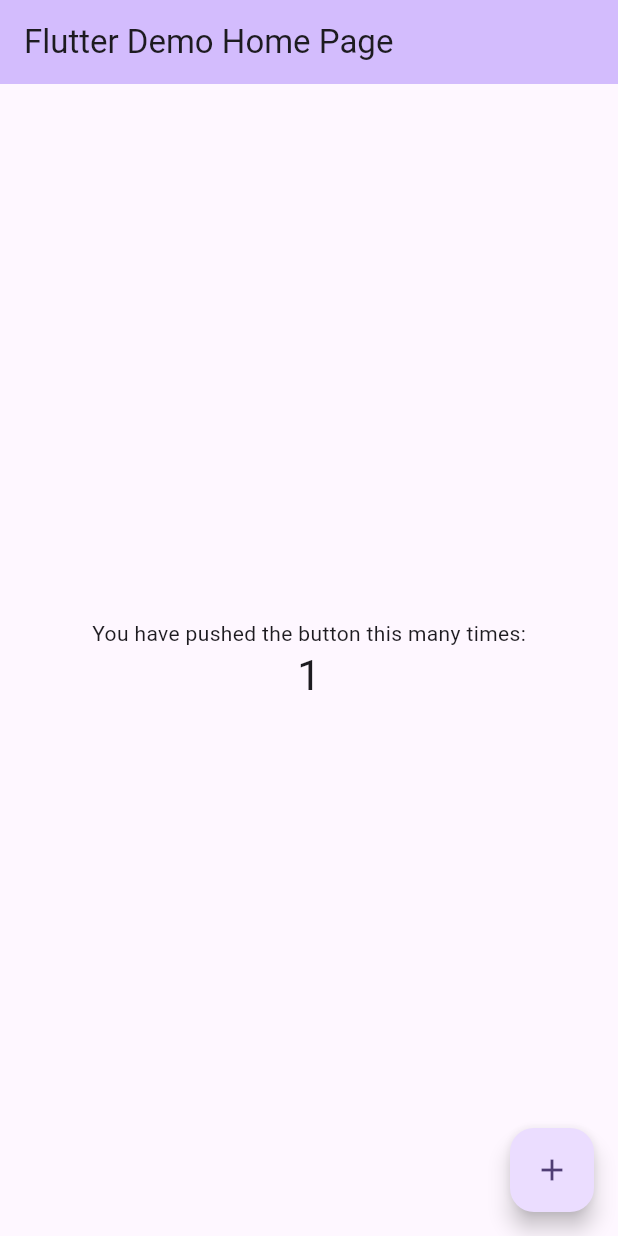
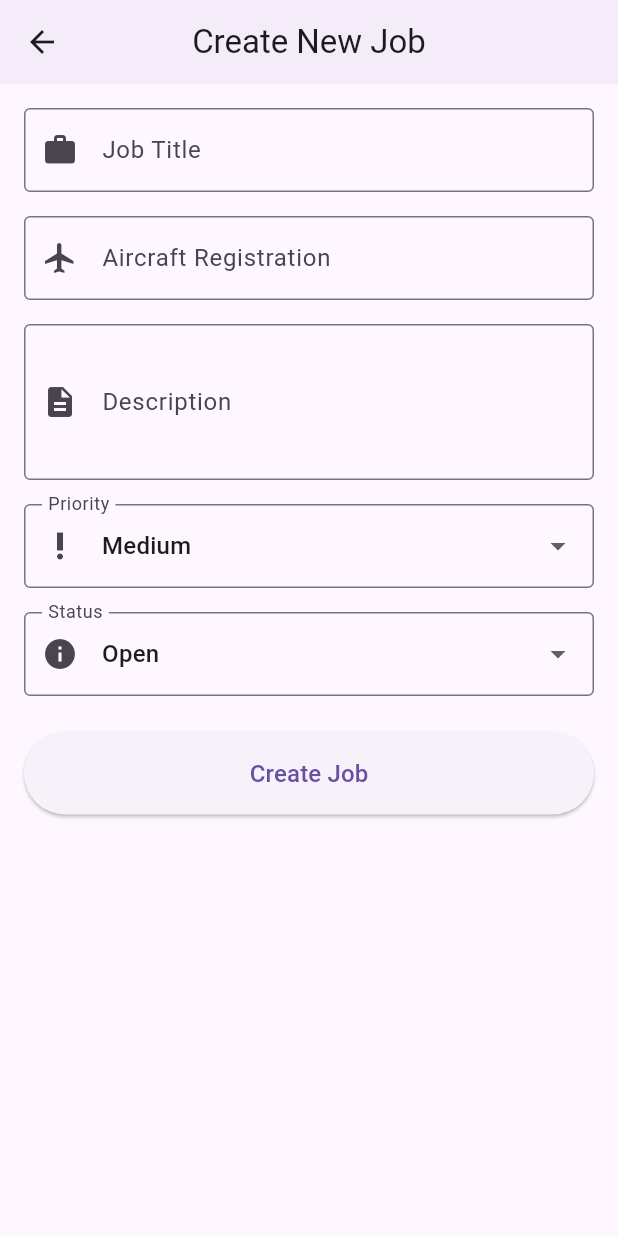
Before and after one commit to Bilal7817/rampcheck-app, a Flutter app: the screen it shows after launch, after a tap on the "add" icon, on a phone screen of 412 x 824 dp. Run offline on Flutter 3.47's test engine with Material 3 defaults, Android fonts, the phone set to English and light mode, and no system bars; our stand-ins replace sqflite; accounts and stored records are empty.

Commit message:
Complete UI implementation: jobs list, job details, and add job screens with offline storage

```diff
--- a/rampcheck_flutter/lib/main.dart
+++ b/rampcheck_flutter/lib/main.dart
@@ -1,122 +1,33 @@
 import 'package:flutter/material.dart';
+import 'screens/jobs_list_screen.dart';
 
 void main() {
-  runApp(const MyApp());
+  runApp(const RampCheckApp());
 }
 
-class MyApp extends StatelessWidget {
-  const MyApp({super.key});
+class RampCheckApp extends StatelessWidget {
+  const RampCheckApp({super.key});
 
-  // This widget is the root of your application.
   @override
   Widget build(BuildContext context) {
     return MaterialApp(
-      title: 'Flutter Demo',
+      title: 'RampCheck',
+      debugShowCheckedModeBanner: false,
       theme: ThemeData(
-        // This is the theme of your application.
-        //
-        // TRY THIS: Try running your application with "flutter run". You'll see
-        // the application has a purple toolbar. Then, without quitting the app,
-        // try changing the seedColor in the colorScheme below to Colors.green
-        // and then invoke "hot reload" (save your changes or press the "hot
-        // reload" button in a Flutter-supported IDE, or press "r" if you used
-        // the command line to start the app).
-        //
-        // Notice that the counter didn't reset back to zero; the application
-        // state is not lost during the reload. To reset the state, use hot
-        // restart instead.
-        //
-        // This works for code too, not just values: Most code changes can be
-        // tested with just a hot reload.
-        colorScheme: .fromSeed(seedColor: Colors.deepPurple),
+        primarySwatch: Colors.blue,
+        useMaterial3: true,
+        appBarTheme: const AppBarTheme(centerTitle: true, elevation: 2),
+        cardTheme: const CardThemeData(
+          elevation: 2,
+          shape: RoundedRectangleBorder(
+            borderRadius: BorderRadius.all(Radius.circular(12)),
+          ),
+        ),
+        floatingActionButtonTheme: const FloatingActionButtonThemeData(
+          elevation: 4,
+        ),
       ),
-      home: const MyHomePage(title: 'Flutter Demo Home Page'),
+      home: const JobsListScreen(),
     );
   }
 }
-
-class MyHomePage extends StatefulWidget {
-  const MyHomePage({super.key, required this.title});
-
-  // This widget is the home page of your application. It is stateful, meaning
-  // that it has a State object (defined below) that contains fields that affect
-  // how it looks.
-
-  // This class is the configuration for the state. It holds the values (in this
-  // case the title) provided by the parent (in this case the App widget) and
-  // used by the build method of the State. Fields in a Widget subclass are
-  // always marked "final".
-
-  final String title;
-
-  @override
-  State<MyHomePage> createState() => _MyHomePageState();
-}
-
-class _MyHomePageState extends State<MyHomePage> {
-  int _counter = 0;
-
-  void _incrementCounter() {
-    setState(() {
-      // This call to setState tells the Flutter framework that something has
-      // changed in this State, which causes it to rerun the build method below
-      // so that the display can reflect the updated values. If we changed
-      // _counter without calling setState(), then the build method would not be
-      // called again, and so nothing would appear to happen.
-      _counter++;
-    });
-  }
-
-  @override
-  Widget build(BuildContext context) {
-    // This method is rerun every time setState is called, for instance as done
-    // by the _incrementCounter method above.
-    //
-    // The Flutter framework has been optimized to make rerunning build methods
-    // fast, so that you can just rebuild anything that needs updating rather
-    // than having to individually change instances of widgets.
-    return Scaffold(
-      appBar: AppBar(
-        // TRY THIS: Try changing the color here to a specific color (to
-        // Colors.amber, perhaps?) and trigger a hot reload to see the AppBar
-        // change color while the other colors stay the same.
-        backgroundColor: Theme.of(context).colorScheme.inversePrimary,
-        // Here we take the value from the MyHomePage object that was created by
-        // the App.build method, and use it to set our appbar title.
-        title: Text(widget.title),
-      ),
-      body: Center(
-        // Center is a layout widget. It takes a single child and positions it
-        // in the middle of the parent.
-        child: Column(
-          // Column is also a layout widget. It takes a list of children and
-          // arranges them vertically. By default, it sizes itself to fit its
-          // children horizontally, and tries to be as tall as its parent.
-          //
-          // Column has various properties to control how it sizes itself and
-          // how it positions its children. Here we use mainAxisAlignment to
-          // center the children vertically; the main axis here is the vertical
-          // axis because Columns are vertical (the cross axis would be
-          // horizontal).
-          //
-          // TRY THIS: Invoke "debug painting" (choose the "Toggle Debug Paint"
-          // action in the IDE, or press "p" in the console), to see the
-          // wireframe for each widget.
-          mainAxisAlignment: .center,
-          children: [
-            const Text('You have pushed the button this many times:'),
-            Text(
-              '$_counter',
-              style: Theme.of(context).textTheme.headlineMedium,
-            ),
-          ],
-        ),
-      ),
-      floatingActionButton: FloatingActionButton(
-        onPressed: _incrementCounter,
-        tooltip: 'Increment',
-        child: const Icon(Icons.add),
-      ),
-    );
-  }
-}
--- /dev/null
+++ b/rampcheck_flutter/lib/screens/add_job_screen.dart
@@ -0,0 +1,157 @@
+import 'package:flutter/material.dart';
+import '../models/job.dart';
+import '../services/database_helper.dart';
+
+class AddJobScreen extends StatefulWidget {
+  const AddJobScreen({Key? key}) : super(key: key);
+
+  @override
+  State<AddJobScreen> createState() => _AddJobScreenState();
+}
+
+class _AddJobScreenState extends State<AddJobScreen> {
+  final _formKey = GlobalKey<FormState>();
+  final _titleController = TextEditingController();
+  final _descriptionController = TextEditingController();
+  final _aircraftController = TextEditingController();
+  String _selectedPriority = 'medium';
+  String _selectedStatus = 'open';
+
+  final DatabaseHelper _dbHelper = DatabaseHelper.instance;
+
+  Future<void> _saveJob() async {
+    if (_formKey.currentState!.validate()) {
+      try {
+        final job = Job(
+          title: _titleController.text,
+          description: _descriptionController.text.isEmpty
+              ? null
+              : _descriptionController.text,
+          aircraftRegistration: _aircraftController.text.isEmpty
+              ? null
+              : _aircraftController.text,
+          status: _selectedStatus,
+          priority: _selectedPriority,
+          createdBy: 1,
+          createdAt: DateTime.now(),
+          updatedAt: DateTime.now(),
+          needsSync: 1,
+        );
+
+        await _dbHelper.createJob(job);
+
+        ScaffoldMessenger.of(context).showSnackBar(
+          const SnackBar(content: Text('Job created successfully')),
+        );
+
+        Navigator.pop(context);
+      } catch (e) {
+        ScaffoldMessenger.of(
+          context,
+        ).showSnackBar(SnackBar(content: Text('Error creating job: $e')));
+      }
+    }
+  }
+
+  @override
+  Widget build(BuildContext context) {
+    return Scaffold(
+      appBar: AppBar(title: const Text('Create New Job')),
+      body: Form(
+        key: _formKey,
+        child: ListView(
+          padding: const EdgeInsets.all(16),
+          children: [
+            TextFormField(
+              controller: _titleController,
+              decoration: const InputDecoration(
+                labelText: 'Job Title',
+                border: OutlineInputBorder(),
+                prefixIcon: Icon(Icons.work),
+              ),
+              validator: (value) {
+                if (value == null || value.isEmpty) {
+                  return 'Please enter a job title';
+                }
+                return null;
+              },
+            ),
+            const SizedBox(height: 16),
+            TextFormField(
+              controller: _aircraftController,
+              decoration: const InputDecoration(
+                labelText: 'Aircraft Registration',
+                border: OutlineInputBorder(),
+                prefixIcon: Icon(Icons.flight),
+                hintText: 'e.g., G-ABCD',
+              ),
+            ),
+            const SizedBox(height: 16),
+            TextFormField(
+              controller: _descriptionController,
+              decoration: const InputDecoration(
+                labelText: 'Description',
+                border: OutlineInputBorder(),
+                prefixIcon: Icon(Icons.description),
+              ),
+              maxLines: 3,
+            ),
+            const SizedBox(height: 16),
+            DropdownButtonFormField<String>(
+              value: _selectedPriority,
+              decoration: const InputDecoration(
+                labelText: 'Priority',
+                border: OutlineInputBorder(),
+                prefixIcon: Icon(Icons.priority_high),
+              ),
+              items: const [
+                DropdownMenuItem(value: 'low', child: Text('Low')),
+                DropdownMenuItem(value: 'medium', child: Text('Medium')),
+                DropdownMenuItem(value: 'high', child: Text('High')),
+              ],
+              onChanged: (value) {
+                setState(() => _selectedPriority = value!);
+              },
+            ),
+            const SizedBox(height: 16),
+            DropdownButtonFormField<String>(
+              value: _selectedStatus,
+              decoration: const InputDecoration(
+                labelText: 'Status',
+                border: OutlineInputBorder(),
+                prefixIcon: Icon(Icons.info),
+              ),
+              items: const [
+                DropdownMenuItem(value: 'open', child: Text('Open')),
+                DropdownMenuItem(
+                  value: 'in_progress',
+                  child: Text('In Progress'),
+                ),
+                DropdownMenuItem(value: 'completed', child: Text('Completed')),
+              ],
+              onChanged: (value) {
+                setState(() => _selectedStatus = value!);
+              },
+            ),
+            const SizedBox(height: 24),
+            ElevatedButton(
+              onPressed: _saveJob,
+              style: ElevatedButton.styleFrom(
+                padding: const EdgeInsets.all(16),
+              ),
+              child: const Text('Create Job', style: TextStyle(fontSize: 16)),
+            ),
+          ],
+        ),
+      ),
+    );
+  }
+
+  @override
+  void dispose() {
+    _titleController.dispose();
+    _descriptionController.dispose();
+    _aircraftController.dispose();
+    super.dispose();
+  }
+}
--- /dev/null
+++ b/rampcheck_flutter/lib/screens/jobs_list_screen.dart
@@ -0,0 +1,193 @@
+import 'package:flutter/material.dart';
+import '../models/job.dart';
+import '../services/database_helper.dart';
+import 'job_detail_screen.dart';
+import 'add_job_screen.dart';
+
+class JobsListScreen extends StatefulWidget {
+  const JobsListScreen({Key? key}) : super(key: key);
+
+  @override
+  State<JobsListScreen> createState() => _JobsListScreenState();
+}
+
+class _JobsListScreenState extends State<JobsListScreen> {
+  final DatabaseHelper _dbHelper = DatabaseHelper.instance;
+  List<Job> _jobs = [];
+  bool _isLoading = true;
+
+  @override
+  void initState() {
+    super.initState();
+    _loadJobs();
+  }
+
+  Future<void> _loadJobs() async {
+    setState(() => _isLoading = true);
+    try {
+      final jobs = await _dbHelper.getAllJobs();
+      setState(() {
+        _jobs = jobs;
+        _isLoading = false;
+      });
+    } catch (e) {
+      setState(() => _isLoading = false);
+      ScaffoldMessenger.of(
+        context,
+      ).showSnackBar(SnackBar(content: Text('Error loading jobs: $e')));
+    }
+  }
+
+  Color _getPriorityColor(String priority) {
+    switch (priority.toLowerCase()) {
+      case 'high':
+        return Colors.red;
+      case 'medium':
+        return Colors.orange;
+      case 'low':
+        return Colors.green;
+      default:
+        return Colors.grey;
+    }
+  }
+
+  Color _getStatusColor(String status) {
+    switch (status.toLowerCase()) {
+      case 'open':
+        return Colors.blue;
+      case 'in_progress':
+        return Colors.orange;
+      case 'completed':
+        return Colors.green;
+      default:
+        return Colors.grey;
+    }
+  }
+
+  @override
+  Widget build(BuildContext context) {
+    return Scaffold(
+      appBar: AppBar(
+        title: const Text('RampCheck - Maintenance Jobs'),
+        actions: [
+          IconButton(
+            icon: const Icon(Icons.sync),
+            onPressed: () {
+              // TODO: Implement sync
+              ScaffoldMessenger.of(context).showSnackBar(
+                const SnackBar(content: Text('Sync functionality coming soon')),
+              );
+            },
+          ),
+        ],
+      ),
+      body: _isLoading
+          ? const Center(child: CircularProgressIndicator())
+          : _jobs.isEmpty
+          ? Center(
+              child: Column(
+                mainAxisAlignment: MainAxisAlignment.center,
+                children: [
+                  Icon(Icons.engineering, size: 64, color: Colors.grey[400]),
+                  const SizedBox(height: 16),
+                  Text(
+                    'No maintenance jobs yet',
+                    style: TextStyle(fontSize: 18, color: Colors.grey[600]),
+                  ),
+                  const SizedBox(height: 8),
+                  Text(
+                    'Tap + to create your first job',
+                    style: TextStyle(color: Colors.grey[500]),
+                  ),
+                ],
+              ),
+            )
+          : RefreshIndicator(
+              onRefresh: _loadJobs,
+              child: ListView.builder(
+                itemCount: _jobs.length,
+                itemBuilder: (context, index) {
+                  final job = _jobs[index];
+                  return Card(
+                    margin: const EdgeInsets.symmetric(
+                      horizontal: 16,
+                      vertical: 8,
+                    ),
+                    child: ListTile(
+                      leading: CircleAvatar(
+                        backgroundColor: _getPriorityColor(job.priority),
+                        child: Text(
+                          job.priority[0].toUpperCase(),
+                          style: const TextStyle(color: Colors.white),
+                        ),
+                      ),
+                      title: Text(
+                        job.title,
+                        style: const TextStyle(fontWeight: FontWeight.bold),
+                      ),
+                      subtitle: Column(
+                        crossAxisAlignment: CrossAxisAlignment.start,
+                        children: [
+                          if (job.aircraftRegistration != null)
+                            Text('Aircraft: ${job.aircraftRegistration}'),
+                          const SizedBox(height: 4),
+                          Row(
+                            children: [
+                              Container(
+                                padding: const EdgeInsets.symmetric(
+                                  horizontal: 8,
+                                  vertical: 4,
+                                ),
+                                decoration: BoxDecoration(
+                                  color: _getStatusColor(job.status),
+                                  borderRadius: BorderRadius.circular(12),
+                                ),
+                                child: Text(
+                                  job.status.toUpperCase(),
+                                  style: const TextStyle(
+                                    color: Colors.white,
+                                    fontSize: 12,
+                                  ),
+                                ),
+                              ),
+                              if (job.needsSync == 1) ...[
+                                const SizedBox(width: 8),
+                                const Icon(
+                                  Icons.sync_problem,
+                                  size: 16,
+                                  color: Colors.orange,
+                                ),
+                              ],
+                            ],
+                          ),
+                        ],
+                      ),
+                      trailing: const Icon(Icons.chevron_right),
+                      onTap: () async {
+                        await Navigator.push(
+                          context,
+                          MaterialPageRoute(
+                            builder: (context) =>
+                                JobDetailScreen(jobId: job.id!),
+                          ),
+                        );
+                        _loadJobs();
+                      },
+                    ),
+                  );
+                },
+              ),
+            ),
+      floatingActionButton: FloatingActionButton(
+        onPressed: () async {
+          await Navigator.push(
+            context,
+            MaterialPageRoute(builder: (context) => const AddJobScreen()),
+          );
+          _loadJobs();
+        },
+        child: const Icon(Icons.add),
+      ),
+    );
+  }
+}
```
Also changed, not shown: rampcheck_flutter/lib/screens/job_detail_screen.dart (added, +269 -0 lines).
